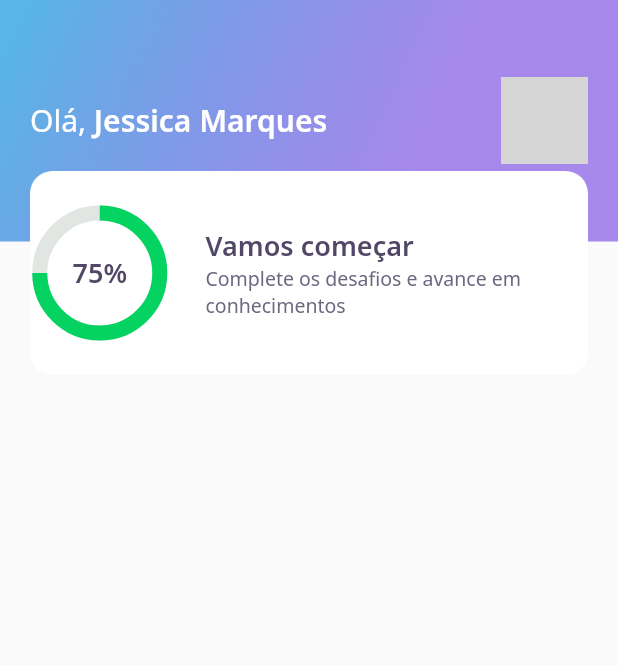
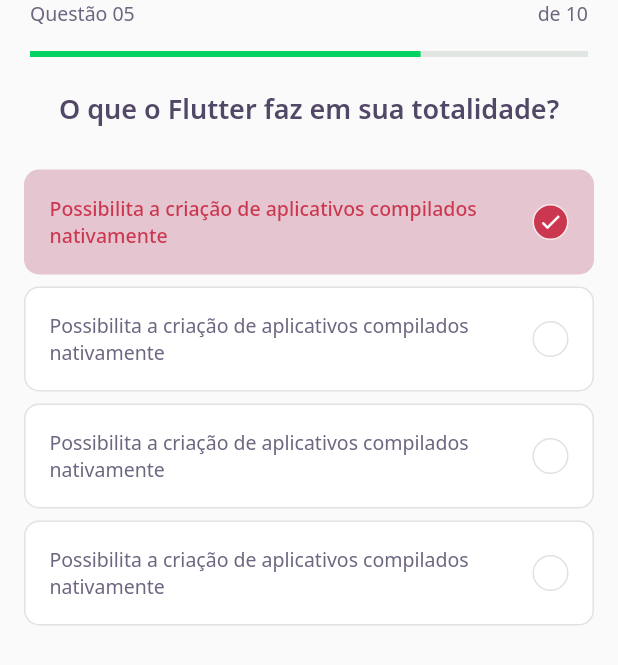
Before and after one commit to jessicaMarquess/devquiz, a Flutter app: the screen it shows after launch, on a phone screen of 412 x 824 dp. Shown: the top 665 px of the screen. Run offline on Flutter 3.47's test engine with Material 2 defaults, Android fonts, the phone set to English and light mode, and no system bars; our stand-ins replace google_fonts; grey boxes are pictures that could not be loaded.

Commit message:
second day 🚀

```diff
--- /dev/null
+++ b/lib/challenge/challenge_page.dart
@@ -0,0 +1,24 @@
+import 'package:DevQuiz/challenge/widgets/question_indicator/question_indicator_widget.dart';
+import 'package:DevQuiz/challenge/widgets/quiz/quiz_widget.dart';
+import 'package:DevQuiz/home/widgets/quiz_card/quiz_card_widget.dart';
+import 'package:flutter/material.dart';
+
+class ChallengePage extends StatefulWidget {
+  const ChallengePage({Key? key}) : super(key: key);
+
+  @override
+  _ChallengePageState createState() => _ChallengePageState();
+}
+
+class _ChallengePageState extends State<ChallengePage> {
+  @override
+  Widget build(BuildContext context) {
+    return Scaffold(
+      appBar: PreferredSize(
+        preferredSize: Size.fromHeight(60),
+        child: SafeArea(child: QuestionIndicatorWidget()),
+      ),
+      body: QuizWidget(title: "O que o Flutter faz em sua totalidade?"),
+    );
+  }
+}
--- /dev/null
+++ b/lib/challenge/widgets/awnser/awnser_widget.dart
@@ -0,0 +1,73 @@
+import 'package:DevQuiz/core/core.dart';
+import 'package:flutter/material.dart';
+
+class AwnserWidget extends StatelessWidget {
+  final String title;
+  final bool isRight, isSelected;
+
+  const AwnserWidget(
+      {Key? key,
+      required this.title,
+      this.isRight = false,
+      this.isSelected = false})
+      : super(key: key);
+
+  Color get _selectedColorRight =>
+      isRight ? AppColors.darkGreen : AppColors.darkRed;
+
+  Color get _selectedBorderRight =>
+      isRight ? AppColors.lightGreen : AppColors.lightRed;
+
+  Color get _selectedBorderCardRight =>
+      isRight ? AppColors.green : AppColors.red;
+
+  TextStyle get _selectedTextRight =>
+      isRight ? AppTextStyles.bodyDarkGreen : AppTextStyles.bodyDarkRed;
+
+  IconData get _selectedIconRight => isRight ? Icons.check : Icons.close;
+
+  @override
+  Widget build(BuildContext context) {
+    return Padding(
+      padding: const EdgeInsets.symmetric(horizontal: 16, vertical: 4),
+      child: Container(
+        padding: EdgeInsets.all(16),
+        decoration: BoxDecoration(
+            color: isSelected ? _selectedBorderCardRight : AppColors.white,
+            borderRadius: BorderRadius.circular(10),
+            border: Border.fromBorderSide(BorderSide(
+                color:
+                    isSelected ? _selectedBorderCardRight : AppColors.border))),
+        child: Row(
+          mainAxisAlignment: MainAxisAlignment.spaceBetween,
+          children: [
+            Expanded(
+              child: Text(
+                title,
+                style: isSelected ? _selectedTextRight : AppTextStyles.body,
+              ),
+            ),
+            Container(
+              width: 24,
+              height: 24,
+              decoration: BoxDecoration(
+                  color: isSelected ? _selectedColorRight : AppColors.white,
+                  borderRadius: BorderRadius.circular(500),
+                  border: Border.fromBorderSide(BorderSide(
+                      color: isSelected
+                          ? _selectedBorderRight
+                          : AppColors.border))),
+              child: isSelected
+                  ? Icon(
+                      Icons.check,
+                      size: 16,
+                      color: Colors.white,
+                    )
+                  : null,
+            )
+          ],
+        ),
+      ),
+    );
+  }
+}
--- /dev/null
+++ b/lib/challenge/widgets/question_indicator/question_indicator_widget.dart
@@ -0,0 +1,34 @@
+import 'package:DevQuiz/core/app_text_styles.dart';
+import 'package:DevQuiz/shared/widgets/progress_indicator/progress_indicator_widget.dart';
+import 'package:flutter/material.dart';
+
+class QuestionIndicatorWidget extends StatelessWidget {
+  const QuestionIndicatorWidget({Key? key}) : super(key: key);
+  @override
+  Widget build(BuildContext context) {
+    return Container(
+      padding: const EdgeInsets.symmetric(horizontal: 20),
+      child: Column(
+        children: [
+          Row(
+            mainAxisAlignment: MainAxisAlignment.spaceBetween,
+            children: [
+              Text(
+                "Questão 05",
+                style: AppTextStyles.body,
+              ),
+              Text(
+                "de 10",
+                style: AppTextStyles.body,
+              )
+            ],
+          ),
+          SizedBox(
+            height: 16,
+          ),
+          ProgressIndicatorWidget(value: 0.7)
+        ],
+      ),
+    );
+  }
+}
--- /dev/null
+++ b/lib/challenge/widgets/quiz/quiz_widget.dart
@@ -0,0 +1,38 @@
+import 'package:DevQuiz/challenge/widgets/awnser/awnser_widget.dart';
+import 'package:DevQuiz/core/app_text_styles.dart';
+import 'package:flutter/material.dart';
+
+class QuizWidget extends StatelessWidget {
+  final String title;
+  const QuizWidget({Key? key, required this.title}) : super(key: key);
+
+  @override
+  Widget build(BuildContext context) {
+    return Container(
+      child: Column(
+        children: [
+          Text(title, style: AppTextStyles.heading),
+          SizedBox(height: 24),
+          AwnserWidget(
+            isRight: false,
+            isSelected: true,
+            title:
+                "Possibilita a criação de aplicativos compilados nativamente",
+          ),
+          AwnserWidget(
+            title:
+                "Possibilita a criação de aplicativos compilados nativamente",
+          ),
+          AwnserWidget(
+            title:
+                "Possibilita a criação de aplicativos compilados nativamente",
+          ),
+          AwnserWidget(
+            title:
+                "Possibilita a criação de aplicativos compilados nativamente",
+          ),
+        ],
+      ),
+    );
+  }
+}
--- a/lib/core/app_widget.dart
+++ b/lib/core/app_widget.dart
@@ -1,3 +1,4 @@
+import 'package:DevQuiz/challenge/challenge_page.dart';
 import 'package:DevQuiz/home/home_page.dart';
 import 'package:DevQuiz/splash/splash_page.dart';
 import 'package:flutter/material.dart';
@@ -7,7 +8,7 @@ class AppWidget extends StatelessWidget {
   Widget build(BuildContext context) {
     return MaterialApp(
       title: "DevQuiz",
-      home: HomePage(),
+      home: ChallengePage(),
     );
   }
 }
--- a/lib/home/widgets/score_card/score_card_widget.dart
+++ b/lib/home/widgets/score_card/score_card_widget.dart
@@ -13,6 +13,8 @@ class ScoreCardWidget extends StatelessWidget {
         height: 136,
         decoration: BoxDecoration(
             color: AppColors.white, borderRadius: BorderRadius.circular(15)),
+        child: Padding(
+          padding: const EdgeInsets.symmetric(horizontal: 24),
           child: Row(
             crossAxisAlignment: CrossAxisAlignment.center,
             children: [
@@ -40,6 +42,7 @@ class ScoreCardWidget extends StatelessWidget {
             ],
           ),
         ),
+      ),
     );
   }
 }
--- /dev/null
+++ b/lib/shared/widgets/progress_indicator/progress_indicator_widget.dart
@@ -0,0 +1,17 @@
+import 'package:DevQuiz/core/core.dart';
+import 'package:flutter/material.dart';
+
+class ProgressIndicatorWidget extends StatelessWidget {
+  final double value;
+  const ProgressIndicatorWidget({Key? key, required this.value})
+      : super(key: key);
+
+  @override
+  Widget build(BuildContext context) {
+    return LinearProgressIndicator(
+      value: value,
+      backgroundColor: AppColors.chartSecondary,
+      valueColor: AlwaysStoppedAnimation<Color>(AppColors.chartPrimary),
+    );
+  }
+}
```
Also changed, not shown: lib/home/home_page.dart (+46 -2 lines), lib/home/widgets/level_button/level_button_widget.dart (added, +54 -0 lines), lib/home/widgets/quiz_card/quiz_card_widget.dart (added, +50 -0 lines). Lines whose indentation alone changed are shown as unchanged.
